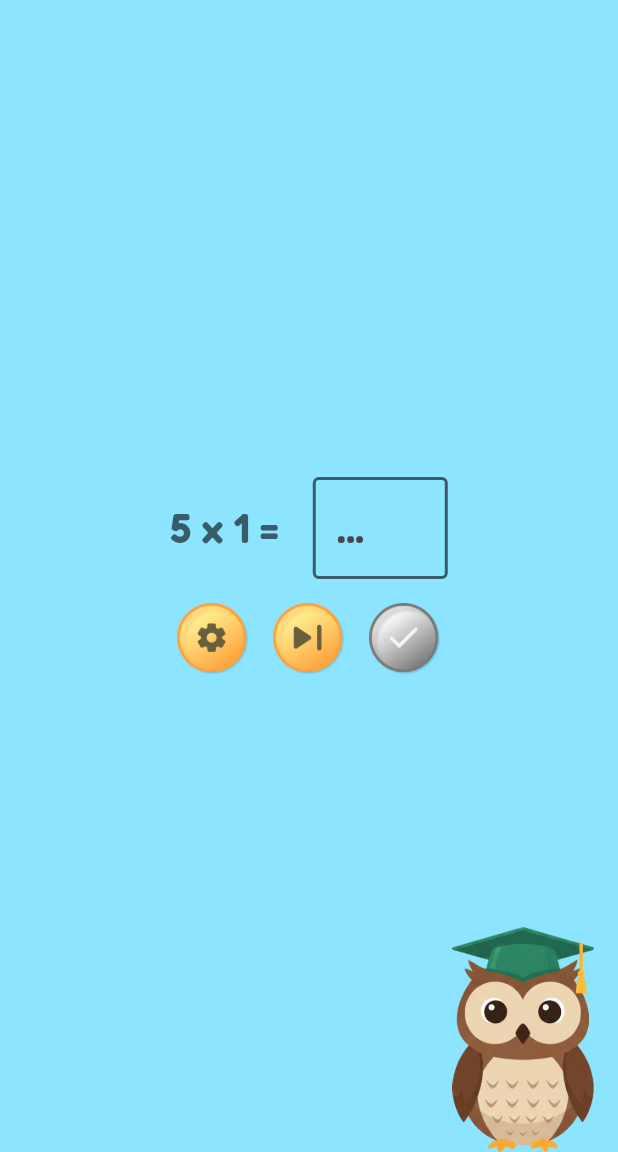
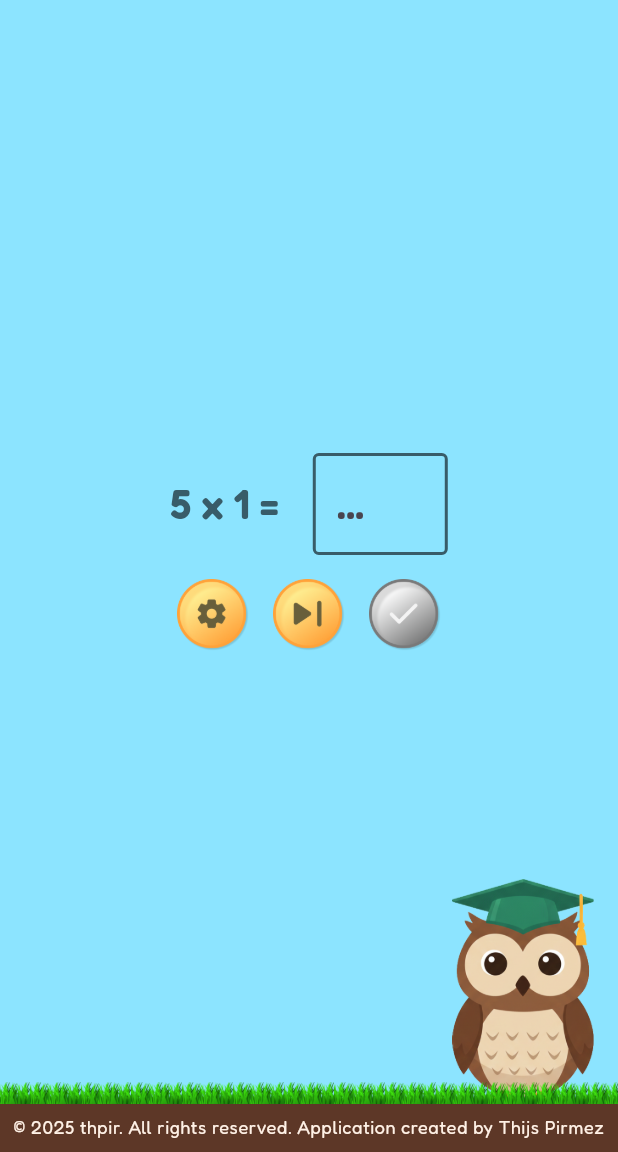
Before and after one commit to thpir/math-facts, a Flutter app: the screen it shows after launch, on a phone screen of 412 x 824 dp, the part 84-1236 px from its top. Run offline on Flutter 3.47's test engine with Material 3 defaults, Android fonts, the phone set to English and light mode, and no system bars; our stand-ins replace confetti, logger, typewritertext.

Commit message:
V1.0.1+2

```diff
--- a/lib/main.dart
+++ b/lib/main.dart
@@ -26,13 +26,14 @@ class _MainAppState extends State<MainApp> {
       child: Consumer<MathFactsProvider>(
         builder: (context, mathFactsProvider, _) {
           return MaterialApp(
-            title: 'Math Facts',
+            title: 'Tafel Trainer',
             theme: ThemeData(
               fontFamily: 'Fredoka',
               colorScheme: Theme.of(context).colorScheme.copyWith(
                 primary: AppColors.background
               ),
             ),
+            debugShowCheckedModeBanner: false,
             initialRoute: MathFactsScreen.routeName,
             routes: {
               MathFactsScreen.routeName: (context) => const MathFactsScreen(),
--- a/lib/ui/screens/math_facts_screen/widgets/math_facts_screen.dart
+++ b/lib/ui/screens/math_facts_screen/widgets/math_facts_screen.dart
@@ -76,6 +76,47 @@ class _MathFactsScreenState extends State<MathFactsScreen> {
                           ? MathFactsView()
                           : CircularProgressIndicator(color: AppColors.accent),
                     ),
+                    Align(
+                      alignment: Alignment.bottomCenter,
+                      child: Container(
+                        height: 15,
+                        decoration: BoxDecoration(
+                          image: DecorationImage(
+                            image: AssetImage('assets/images/grass.png'),
+                            fit: BoxFit.fitHeight,
+                            repeat: ImageRepeat.repeatX,
+                          ),
+                        ),
+                      ),
+                    ),
+                  ],
+                ),
+                bottomNavigationBar: Column(
+                  mainAxisSize: MainAxisSize.min,
+                  children: [
+                    Container(
+                      height: 32,
+                      width: double.infinity,
+                      padding: const EdgeInsets.all(8.0),
+                      decoration: BoxDecoration(
+                        color: AppColors.earth,
+                        boxShadow: [
+                          BoxShadow(
+                            color: Colors.black.withAlpha(51),
+                            spreadRadius: 1,
+                            blurRadius: 5,
+                          ),
+                        ],
+                      ),
+                      alignment: Alignment.center,
+                      child: Text(
+                        '© 2025 thpir. All rights reserved. Application created by Thijs Pirmez',
+                        textAlign: TextAlign.center,
+                        style: Theme.of(context).textTheme.bodySmall!.copyWith(
+                          color: AppColors.onEarth,
+                        ),
+                      ),
+                    ),
                   ],
                 ),
               ),
@@ -95,9 +136,7 @@ class _MathFactsScreenState extends State<MathFactsScreen> {
 }
 
 class FeedbackOwl extends StatelessWidget {
-  const FeedbackOwl({
-    super.key,
-  });
+  const FeedbackOwl({super.key});
 
   @override
   Widget build(BuildContext context) {
@@ -110,16 +149,14 @@ class FeedbackOwl extends StatelessWidget {
           mainAxisSize: MainAxisSize.min,
           crossAxisAlignment: CrossAxisAlignment.end,
           children: [
-            if (viewModel.currentState ==
-                MathFactsState.solved) ...[
+            if (viewModel.currentState == MathFactsState.solved) ...[
               Container(
                 margin: const EdgeInsets.only(bottom: 16.0),
                 padding: const EdgeInsets.all(8.0),
                 decoration: BoxDecoration(
                   color: Colors.white,
-                  borderRadius: BorderRadius.all(
-                    Radius.circular(12),
-                  ),
+                  border: Border.all(color: Colors.white),
+                  borderRadius: BorderRadius.all(Radius.circular(12)),
                 ),
                 alignment: Alignment.center,
                 width: 200,
@@ -132,11 +169,10 @@ class FeedbackOwl extends StatelessWidget {
                       ? 'Spijtig... het juiste antwoord was: ${viewModel.fact!.result}'
                       : 'Helemaal juist! Goed Gedaan!',
                   textAlign: TextAlign.center,
-                  style: Theme.of(context).textTheme.bodyMedium!
-                      .copyWith(
-                        color: AppColors.onBackground,
-                        fontWeight: FontWeight.bold,
-                      ),
+                  style: Theme.of(context).textTheme.bodyMedium!.copyWith(
+                    color: AppColors.onBackground,
+                    fontWeight: FontWeight.bold,
+                  ),
                 ),
               ),
               Padding(
@@ -146,9 +182,7 @@ class FeedbackOwl extends StatelessWidget {
                   child: Container(
                     width: 50,
                     height: 50,
-                    decoration: BoxDecoration(
-                      color: Colors.white,
-                    ),
+                    decoration: BoxDecoration(color: Colors.white),
                   ),
                 ),
               ),
--- a/lib/ui/theme/app_colors.dart
+++ b/lib/ui/theme/app_colors.dart
@@ -6,4 +6,6 @@ class AppColors {
   static const Color primary = Color(0xFFFEEE91);
   static const Color accent = Color(0xFFFFA239);
   static const Color error = Color(0xFFFF5656);
+  static const Color earth = Color(0xFF5D3727);
+  static const Color onEarth = Color(0xFFFFF1E6);
 }
```
Also changed, not shown: lib/ui/screens/settings_screen/widgets/settings_screen.dart (+58 -9 lines), assets/images/grass.png (added), screenshot.png (added), 1 other file.
